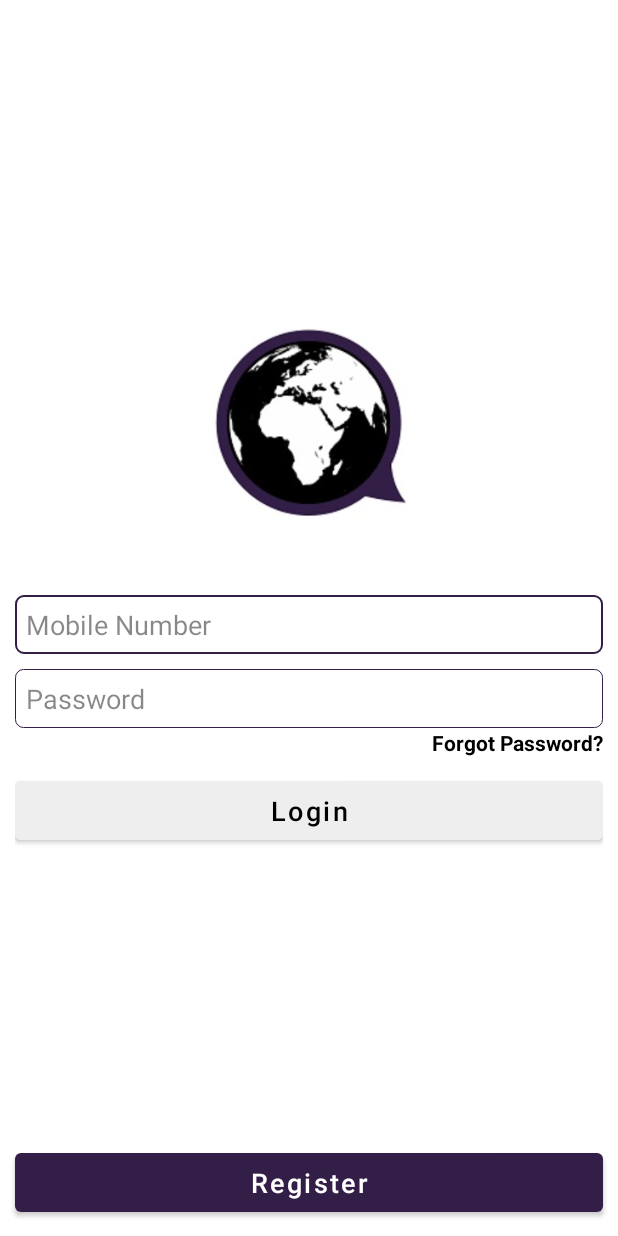
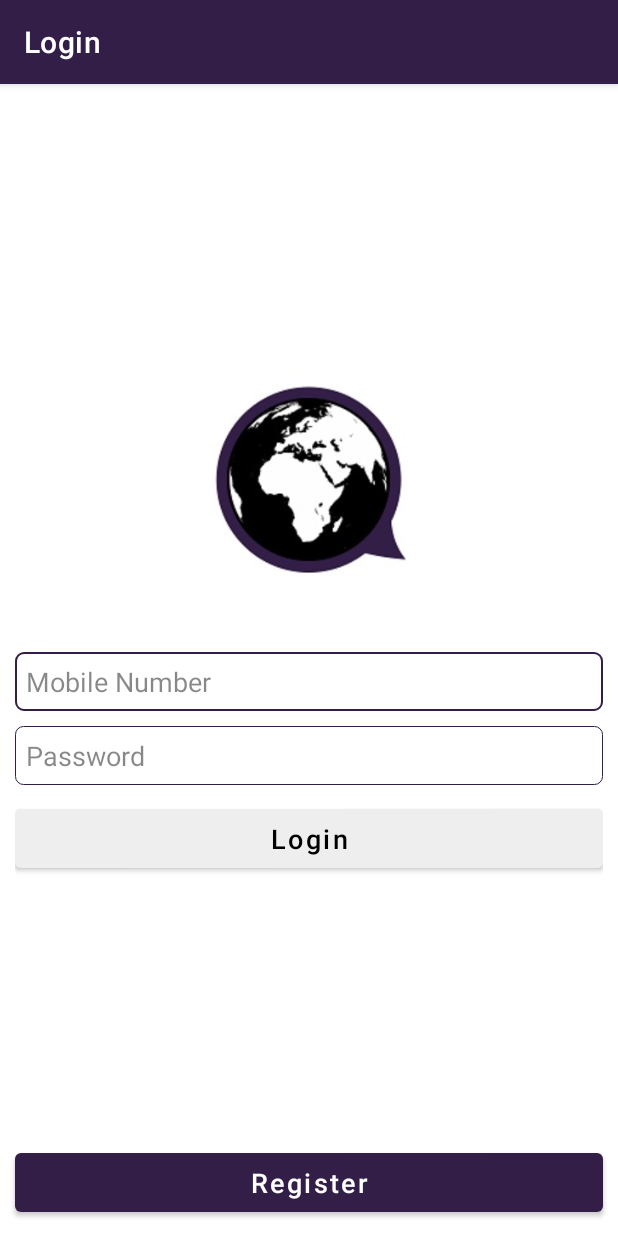
Before and after one commit to ayushskmaurya/HelloWorld-Messenger, an Android app: the screen it shows after launch (LoginActivity), on a phone screen of 412 x 824 dp. Run offline under Robolectric (Android 15) with nearby library versions, the phone set to English and light mode, and no system bars; our stand-ins replace Volley, navigation-ui.

Commit message:
Completed Login functionality

```diff
--- a/app/src/main/java/com/messengerhelloworld/helloworld/activities/MainActivity.java
+++ b/app/src/main/java/com/messengerhelloworld/helloworld/activities/MainActivity.java
@@ -1,5 +1,8 @@
 package com.messengerhelloworld.helloworld.activities;
 
+import android.content.Context;
+import android.content.Intent;
+import android.content.SharedPreferences;
 import android.os.Bundle;
 import android.view.Menu;
 
@@ -24,6 +27,14 @@ public class MainActivity extends AppCompatActivity {
     protected void onCreate(Bundle savedInstanceState) {
         super.onCreate(savedInstanceState);
 
+        SharedPreferences sp = getSharedPreferences("HelloWorldSharedPref", Context.MODE_PRIVATE);
+        if(sp.getString("userId", null) == null) {
+            Intent intent = new Intent(this, LoginActivity.class);
+            intent.setFlags(Intent.FLAG_ACTIVITY_NEW_TASK | Intent.FLAG_ACTIVITY_CLEAR_TASK);
+            startActivity(intent);
+        }
+        else {
+
             binding = ActivityMainBinding.inflate(getLayoutInflater());
             setContentView(binding.getRoot());
 
@@ -39,6 +50,7 @@ public class MainActivity extends AppCompatActivity {
             NavigationUI.setupActionBarWithNavController(this, navController, mAppBarConfiguration);
             NavigationUI.setupWithNavController(navigationView, navController);
         }
+    }
 
     @Override
     public boolean onCreateOptionsMenu(Menu menu) {
--- a/app/src/main/java/com/messengerhelloworld/helloworld/activities/RegisterActivity.java
+++ b/app/src/main/java/com/messengerhelloworld/helloworld/activities/RegisterActivity.java
@@ -59,9 +59,8 @@ public class RegisterActivity extends AppCompatActivity {
 							response.getJSONObject(0);
 							Toast.makeText(RegisterActivity.this, "Account with mobile no +91 " + mob + " already exists.", Toast.LENGTH_SHORT).show();
 						} catch (JSONException je) {
-							SHA256Hash sha256Hash = new SHA256Hash();
 							try {
-								String hash = sha256Hash.getHash(pwd);
+								String hash = new SHA256Hash().getHash(pwd);
 								Intent intent = new Intent(RegisterActivity.this, OtpRegisterActivity.class);
 								intent.putExtra("registeredName", name);
 								intent.putExtra("registeredMob", mob);
--- a/app/src/main/res/layout/activity_login.xml
+++ b/app/src/main/res/layout/activity_login.xml
@@ -60,15 +60,6 @@
             android:textColorHint="@color/black1"
             android:textCursorDrawable="@drawable/cursor_color" />
 
-        <TextView
-            android:id="@+id/forgot_pwd_activityLogin"
-            android:layout_width="match_parent"
-            android:layout_height="wrap_content"
-            android:gravity="end"
-            android:text="@string/forgot_pwd"
-            android:textColor="@color/black"
-            android:textStyle="bold" />
-
         <Button
             android:id="@+id/login_activityLogin"
             android:layout_width="match_parent"
```
Also changed, not shown: app/src/main/AndroidManifest.xml (+5 -5 lines), app/src/main/java/com/messengerhelloworld/helloworld/activities/LoginActivity.java (+70 -0 lines). Lines whose indentation alone changed are shown as unchanged.
